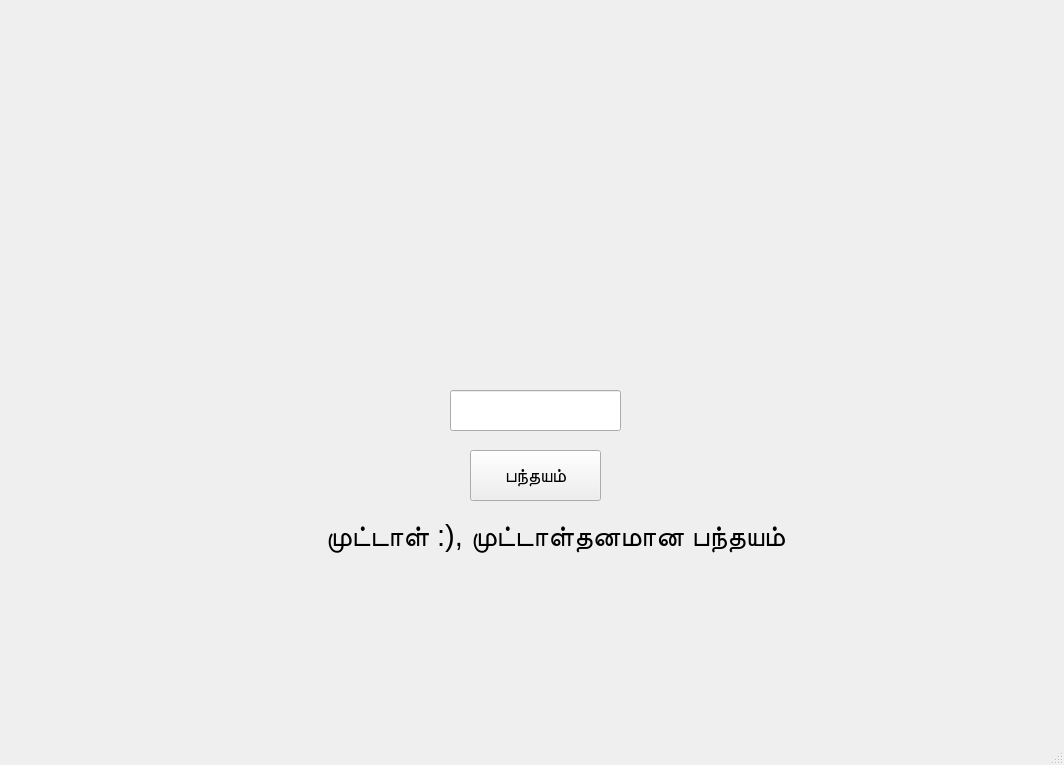
Old version of the form ex03/ex3.ui in the repository PeterLucky731/Atividade-QT.
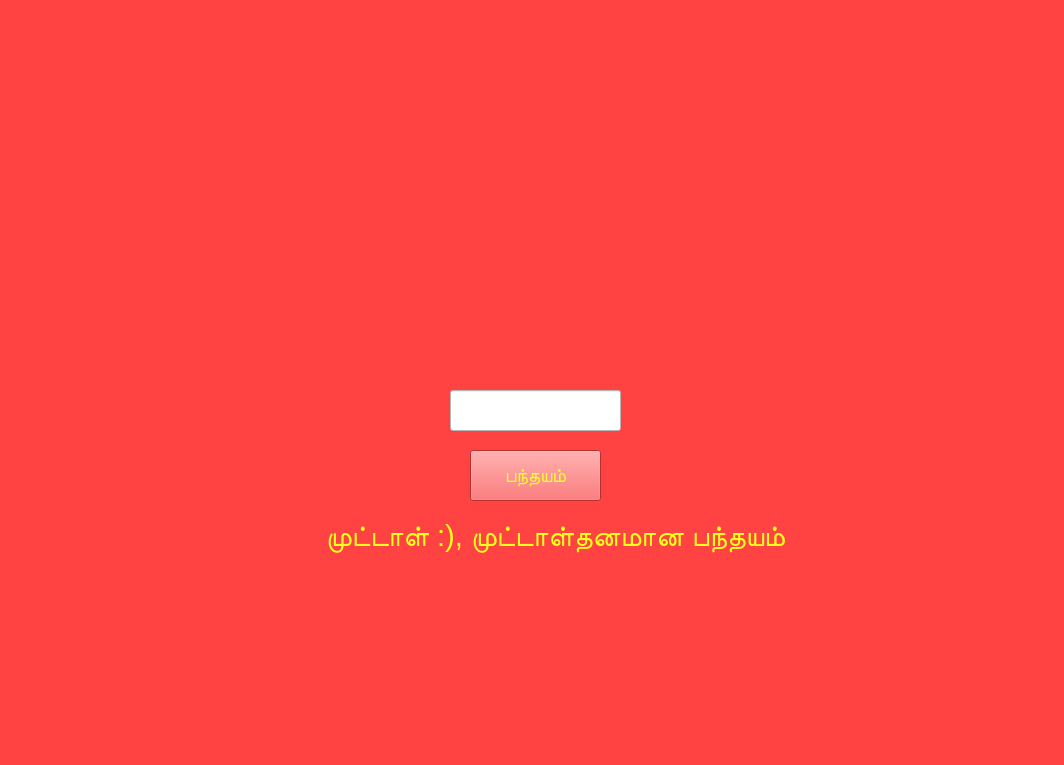
New version of the form. Icons and pictures are not drawn.

```diff
--- a/ex03/ex3.ui
+++ b/ex03/ex3.ui
@@ -14,7 +14,7 @@
    <string>MainWindow</string>
   </property>
   <property name="styleSheet">
-   <string notr="true">background color: rgba(195,13,13,255);</string>
+   <string notr="true">background-color: rgb(255, 67, 67);</string>
   </property>
   <widget class="QWidget" name="centralwidget">
    <widget class="QLineEdit" name="aposta">
@@ -26,6 +26,10 @@
       <height>41</height>
      </rect>
     </property>
+    <property name="styleSheet">
+     <string notr="true">color: rgb(0, 0, 0);
+background-color: rgb(255, 255, 255);</string>
+    </property>
    </widget>
    <widget class="QLabel" name="result">
     <property name="geometry">
@@ -41,6 +45,9 @@
       <pointsize>22</pointsize>
      </font>
     </property>
+    <property name="styleSheet">
+     <string notr="true">color: rgb(255, 255, 30);</string>
+    </property>
     <property name="text">
      <string>முட்டாள் :), முட்டாள்தனமான பந்தயம்</string>
     </property>
@@ -62,6 +69,9 @@
       <pointsize>14</pointsize>
      </font>
     </property>
+    <property name="styleSheet">
+     <string notr="true">color: rgb(252, 255, 43);</string>
+    </property>
     <property name="text">
      <string>பந்தயம்</string>
     </property>
```
Left out of the diff: 2 changed lines with no effect on the pictures.
